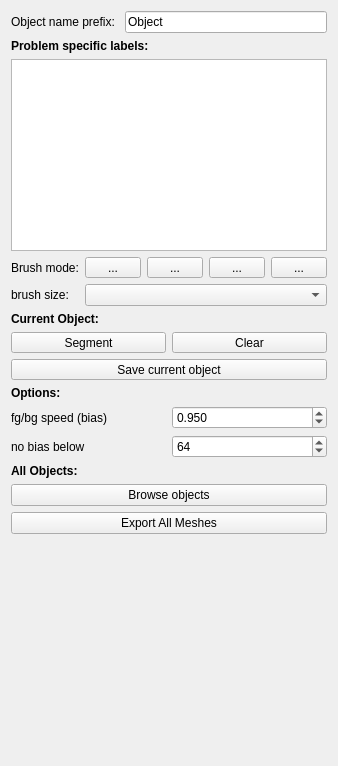
Before: the Qt Designer form ilastik/workflows/carving/carvingDrawer.ui in ilastik/ilastik, drawn with Qt 5.
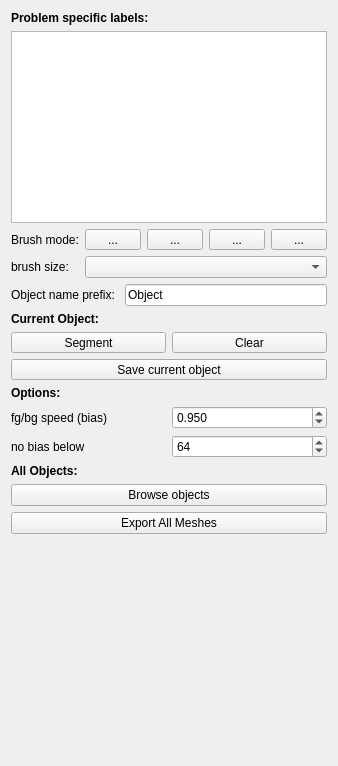
After: the same form once the commit is applied. Icons and pictures are not drawn. Custom widgets are drawn as their Qt base class.

Commit message: Rearrange order of fields in drawer. Use f-strings.

Diff of the .ui file:
```diff
--- a/ilastik/workflows/carving/carvingDrawer.ui
+++ b/ilastik/workflows/carving/carvingDrawer.ui
@@ -45,27 +45,6 @@
      </property>
     </spacer>
    </item>
-   <item>
-    <layout class="QGridLayout" name="objNamePrefixLayout">
-     <item row="1" column="0">
-      <widget class="QLabel" name="objNameLabel">
-       <property name="toolTip">
-        <string>This parameter defines common prefix used for auto-generated names</string>
-       </property>
-       <property name="text">
-        <string>Object name prefix: </string>
-       </property>
-      </widget>
-     </item>
-     <item row="1" column="1">
-      <widget class="QLineEdit" name="objPrefix">
-       <property name="text">
-        <string>Object </string>
-       </property>
-      </widget>
-     </item>
-    </layout>
-   </item>
    <item>
     <widget class="QLabel" name="label">
      <property name="sizePolicy">
@@ -165,6 +144,27 @@
      </item>
     </layout>
    </item>
+   <item>
+    <layout class="QGridLayout" name="objNamePrefixLayout">
+     <item row="1" column="0">
+      <widget class="QLabel" name="objNameLabel">
+       <property name="toolTip">
+        <string>This parameter defines common prefix used for auto-generated names</string>
+       </property>
+       <property name="text">
+        <string>Object name prefix: </string>
+       </property>
+      </widget>
+     </item>
+     <item row="1" column="1">
+      <widget class="QLineEdit" name="objPrefix">
+       <property name="text">
+        <string>Object </string>
+       </property>
+      </widget>
+     </item>
+    </layout>
+   </item>
    <item>
     <layout class="QHBoxLayout" name="horizontalLayout">
      <item>
```
The commit also changes 1 other file.
